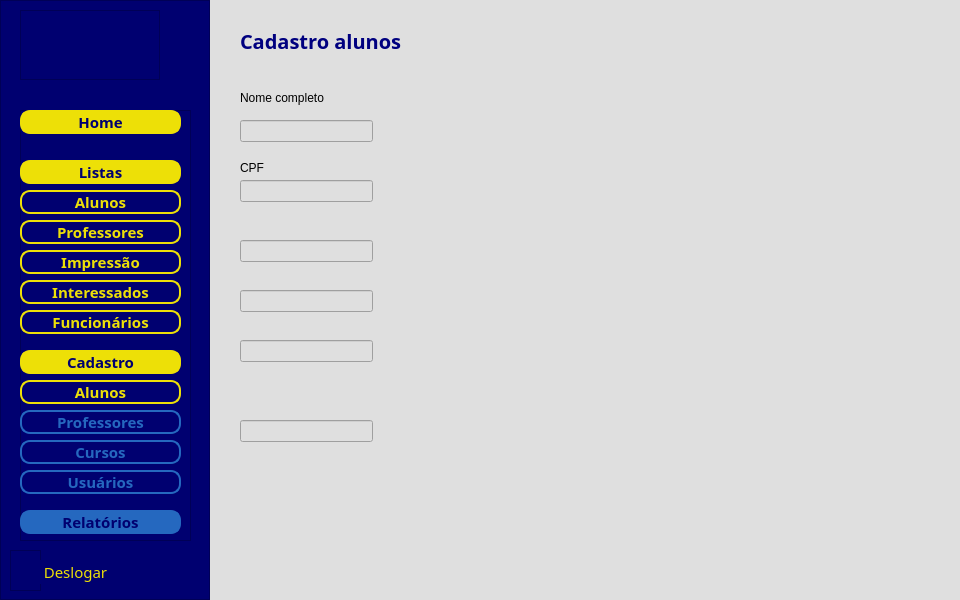
Before: the Qt Designer form gui/Qt_gui/inicio.ui in felipesme/PROJETO_FINAL, drawn with Qt 5.
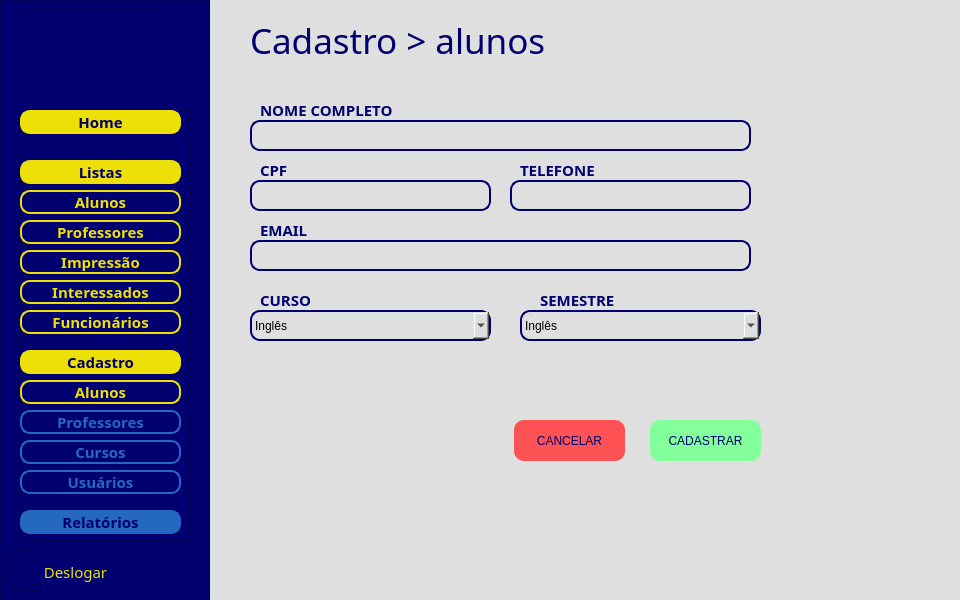
After: the same form once the commit is applied. The open tabs and pages were chosen to show the change. Icons and pictures are not drawn.

```diff
--- a/gui/Qt_gui/inicio.ui
+++ b/gui/Qt_gui/inicio.ui
@@ -1132,113 +1132,381 @@
        </widget>
       </widget>
       <widget class="QWidget" name="pg_cadastro_alunos">
+       <widget class="QLabel" name="label_17">
+        <property name="geometry">
+         <rect>
+          <x>50</x>
+          <y>290</y>
+          <width>61</width>
+          <height>19</height>
+         </rect>
+        </property>
+        <property name="styleSheet">
+         <string notr="true">QLabel {
+	font: 15px Montserrat, sans-serif;
+	font-weight: bold;
+	color: rgb(0, 0, 112);
+	border: 0px;
+}
+</string>
+        </property>
+        <property name="text">
+         <string>CURSO</string>
+        </property>
+       </widget>
+       <widget class="QLabel" name="label_18">
+        <property name="geometry">
+         <rect>
+          <x>50</x>
+          <y>160</y>
+          <width>47</width>
+          <height>19</height>
+         </rect>
+        </property>
+        <property name="styleSheet">
+         <string notr="true">QLabel {
+	font: 15px Montserrat, sans-serif;
+	font-weight: bold;
+	color: rgb(0, 0, 112);
+	border: 0px;
+}
+</string>
+        </property>
+        <property name="text">
+         <string>CPF</string>
+        </property>
+       </widget>
+       <widget class="QLabel" name="label_19">
+        <property name="geometry">
+         <rect>
+          <x>50</x>
+          <y>220</y>
+          <width>51</width>
+          <height>19</height>
+         </rect>
+        </property>
+        <property name="styleSheet">
+         <string notr="true">QLabel {
+	font: 15px Montserrat, sans-serif;
+	font-weight: bold;
+	color: rgb(0, 0, 112);
+	border: 0px;
+}
+</string>
+        </property>
+        <property name="text">
+         <string>EMAIL</string>
+        </property>
+       </widget>
+       <widget class="QLabel" name="label_20">
+        <property name="geometry">
+         <rect>
+          <x>330</x>
+          <y>290</y>
+          <width>91</width>
+          <height>19</height>
+         </rect>
+        </property>
+        <property name="styleSheet">
+         <string notr="true">QLabel {
+	font: 15px Montserrat, sans-serif;
+	font-weight: bold;
+	color: rgb(0, 0, 112);
+	border: 0px;
+}
+</string>
+        </property>
+        <property name="text">
+         <string>SEMESTRE</string>
+        </property>
+       </widget>
+       <widget class="QLabel" name="label_8">
+        <property name="geometry">
+         <rect>
+          <x>50</x>
+          <y>100</y>
+          <width>141</width>
+          <height>19</height>
+         </rect>
+        </property>
+        <property name="styleSheet">
+         <string notr="true">QLabel {
+	font: 15px Montserrat, sans-serif;
+	font-weight: bold;
+	color: rgb(0, 0, 112);
+	border: 0px;
+}
+</string>
+        </property>
+        <property name="text">
+         <string>NOME COMPLETO</string>
+        </property>
+       </widget>
+       <widget class="QLineEdit" name="txt_nome">
+        <property name="geometry">
+         <rect>
+          <x>40</x>
+          <y>120</y>
+          <width>501</width>
+          <height>31</height>
+         </rect>
+        </property>
+        <property name="styleSheet">
+         <string notr="true">QLineEdit {	
+	border: 2px solid #000070 ;
+	border-radius: 10px;
+}
+</string>
+        </property>
+       </widget>
+       <widget class="QLineEdit" name="txt_telefone">
+        <property name="geometry">
+         <rect>
+          <x>300</x>
+          <y>180</y>
+          <width>241</width>
+          <height>31</height>
+         </rect>
+        </property>
+        <property name="styleSheet">
+         <string notr="true">QLineEdit {	
+	border: 2px solid #000070 ;
+	border-radius: 10px;
+}
+</string>
+        </property>
+       </widget>
+       <widget class="QPushButton" name="btn_cancelar_aluno">
+        <property name="geometry">
+         <rect>
+          <x>304</x>
+          <y>420</y>
+          <width>111</width>
+          <height>41</height>
+         </rect>
+        </property>
+        <property name="styleSheet">
+         <string notr="true">QPushButton {
+	background-color:  rgb(255, 82, 85);
+	font: 9pt &quot;Segoe UI&quot;;
+	border-radius: 10px;
+	padding: 2px;
+    color: rgb(0, 0, 112);
+}
+
+QPushButton:hover {
+	background-color: rgb(187, 237, 6);
+	border-radius: 10px;
+	padding: 2px;
+	color: rgb(0, 0, 112);
+}
+
+QPushButton:pressed {
+	background-color: rgb(211, 214, 4);
+}</string>
+        </property>
+        <property name="text">
+         <string>CANCELAR</string>
+        </property>
+       </widget>
+       <widget class="QPushButton" name="btn_cadastrar_aluno">
+        <property name="geometry">
+         <rect>
+          <x>440</x>
+          <y>420</y>
+          <width>111</width>
+          <height>41</height>
+         </rect>
+        </property>
+        <property name="styleSheet">
+         <string notr="true">QPushButton {
+	background-color:  rgb(131, 255, 156);
+
+	border-radius: 10px;
+	padding: 2px;
+	font: 8pt &quot;Segoe UI Historic&quot;;
+	color: rgb(0, 0, 112);
+}
+
+QPushButton:hover {
+	background-color: rgb(187, 237, 6);
+	border-radius: 10px;
+	padding: 2px;
+	color: rgb(0, 0, 112);
+}
+
+QPushButton:pressed {
+	background-color: rgb(211, 214, 4);
+}</string>
+        </property>
+        <property name="text">
+         <string>CADASTRAR</string>
+        </property>
+       </widget>
+       <widget class="QComboBox" name="cb_curso">
+        <property name="geometry">
+         <rect>
+          <x>40</x>
+          <y>310</y>
+          <width>241</width>
+          <height>31</height>
+         </rect>
+        </property>
+        <property name="styleSheet">
+         <string notr="true">QComboBox {	
+	border: 2px solid #000070 ;
+	border-radius: 10px;
+}
+
+ QScrollBar::up-arrow:vertical, QScrollBar::down-arrow:vertical {
+     border: 2px solid grey;
+     width: 3px;
+     height: 3px;
+     background: white;
+ }</string>
+        </property>
+        <item>
+         <property name="text">
+          <string>Inglês</string>
+         </property>
+        </item>
+        <item>
+         <property name="text">
+          <string>Espanhol</string>
+         </property>
+        </item>
+        <item>
+         <property name="text">
+          <string>Francês</string>
+         </property>
+        </item>
+        <item>
+         <property name="text">
+          <string>Alemão</string>
+         </property>
+        </item>
+       </widget>
+       <widget class="QLineEdit" name="txt_cpf">
+        <property name="geometry">
+         <rect>
+          <x>40</x>
+          <y>180</y>
+          <width>241</width>
+          <height>31</height>
+         </rect>
+        </property>
+        <property name="styleSheet">
+         <string notr="true">QLineEdit {	
+	border: 2px solid #000070 ;
+	border-radius: 10px;
+}
+</string>
+        </property>
+       </widget>
        <widget class="QLabel" name="label_5">
         <property name="geometry">
          <rect>
-          <x>30</x>
+          <x>40</x>
           <y>20</y>
-          <width>291</width>
+          <width>341</width>
           <height>41</height>
          </rect>
         </property>
         <property name="styleSheet">
          <string notr="true">QLabel {
-	font: 20px Montserrat, sans-serif;
-	font-weight: bold;
-	border-radius: 10px;
-	color: rgb(0, 0, 127);
-}</string>
+	font: 35px Montserrat, sans-serif;
+	font-weight: normal;
+	color: rgb(0, 0, 112);
+}
+
+</string>
         </property>
         <property name="text">
-         <string>Cadastro alunos</string>
+         <string>Cadastro &gt; alunos</string>
         </property>
        </widget>
        <widget class="QLineEdit" name="lineEdit">
         <property name="geometry">
          <rect>
-          <x>30</x>
-          <y>420</y>
-          <width>133</width>
-          <height>22</height>
-         </rect>
-        </property>
-       </widget>
-       <widget class="QLineEdit" name="lineEdit_2">
-        <property name="geometry">
-         <rect>
-          <x>30</x>
-          <y>340</y>
-          <width>133</width>
-          <height>22</height>
-         </rect>
-        </property>
-       </widget>
-       <widget class="QLineEdit" name="lineEdit_4">
-        <property name="geometry">
-         <rect>
-          <x>30</x>
+          <x>40</x>
           <y>240</y>
-          <width>133</width>
-          <height>22</height>
+          <width>501</width>
+          <height>31</height>
          </rect>
         </property>
-       </widget>
-       <widget class="QLineEdit" name="lineEdit_5">
-        <property name="geometry">
-         <rect>
-          <x>30</x>
-          <y>180</y>
-          <width>133</width>
-          <height>22</height>
-         </rect>
+        <property name="styleSheet">
+         <string notr="true">QLineEdit {	
+	border: 2px solid #000070 ;
+	border-radius: 10px;
+}
+</string>
         </property>
        </widget>
-       <widget class="QLineEdit" name="lineEdit_6">
+       <widget class="QLabel" name="label_21">
         <property name="geometry">
          <rect>
-          <x>30</x>
-          <y>120</y>
-          <width>133</width>
-          <height>22</height>
-         </rect>
-        </property>
-       </widget>
-       <widget class="QLineEdit" name="lineEdit_3">
-        <property name="geometry">
-         <rect>
-          <x>30</x>
-          <y>290</y>
-          <width>133</width>
-          <height>22</height>
-         </rect>
-        </property>
-       </widget>
-       <widget class="QLabel" name="label_6">
-        <property name="geometry">
-         <rect>
-          <x>30</x>
-          <y>90</y>
-          <width>171</width>
-          <height>16</height>
-         </rect>
-        </property>
-        <property name="text">
-         <string>Nome completo</string>
-        </property>
-       </widget>
-       <widget class="QLabel" name="label_7">
-        <property name="geometry">
-         <rect>
-          <x>30</x>
+          <x>310</x>
           <y>160</y>
-          <width>171</width>
-          <height>16</height>
+          <width>81</width>
+          <height>19</height>
          </rect>
         </property>
+        <property name="styleSheet">
+         <string notr="true">QLabel {
+	font: 15px Montserrat, sans-serif;
+	font-weight: bold;
+	color: rgb(0, 0, 112);
+	border: 0px;
+}
+</string>
+        </property>
         <property name="text">
-         <string>CPF</string>
+         <string>TELEFONE</string>
         </property>
        </widget>
+       <widget class="QComboBox" name="cb_semestre">
+        <property name="geometry">
+         <rect>
+          <x>310</x>
+          <y>310</y>
+          <width>241</width>
+          <height>31</height>
+         </rect>
+        </property>
+        <property name="styleSheet">
+         <string notr="true">QComboBox {	
+	border: 2px solid #000070 ;
+	border-radius: 10px;
+}
+
+ QScrollBar::up-arrow:vertical, QScrollBar::down-arrow:vertical {
+     border: 2px solid grey;
+     width: 3px;
+     height: 3px;
+     background: white;
+ }</string>
+        </property>
+        <item>
+         <property name="text">
+          <string>Inglês</string>
+         </property>
+        </item>
+        <item>
+         <property name="text">
+          <string>Espanhol</string>
+         </property>
+        </item>
+        <item>
+         <property name="text">
+          <string>Francês</string>
+         </property>
+        </item>
+        <item>
+         <property name="text">
+          <string>Alemão</string>
+         </property>
+        </item>
+       </widget>
       </widget>
      </widget>
     </item>
```
Left out of the diff: 40 changed lines with no effect on the pictures.
